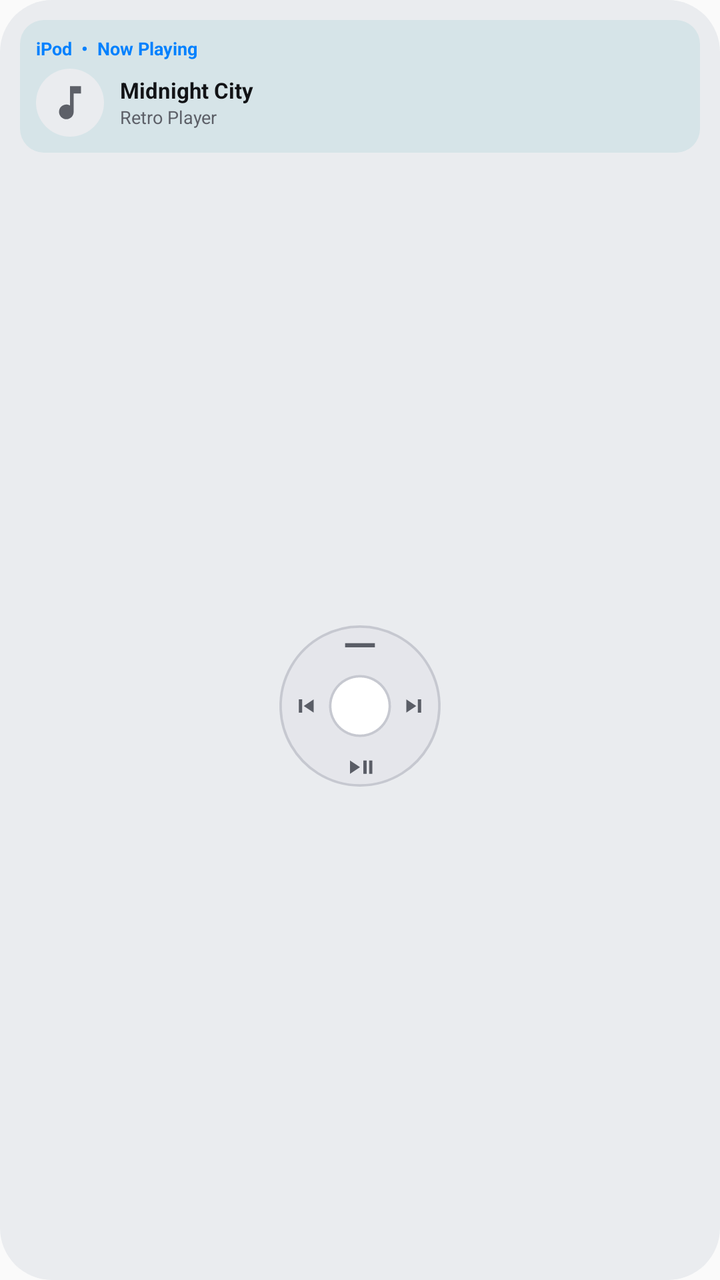
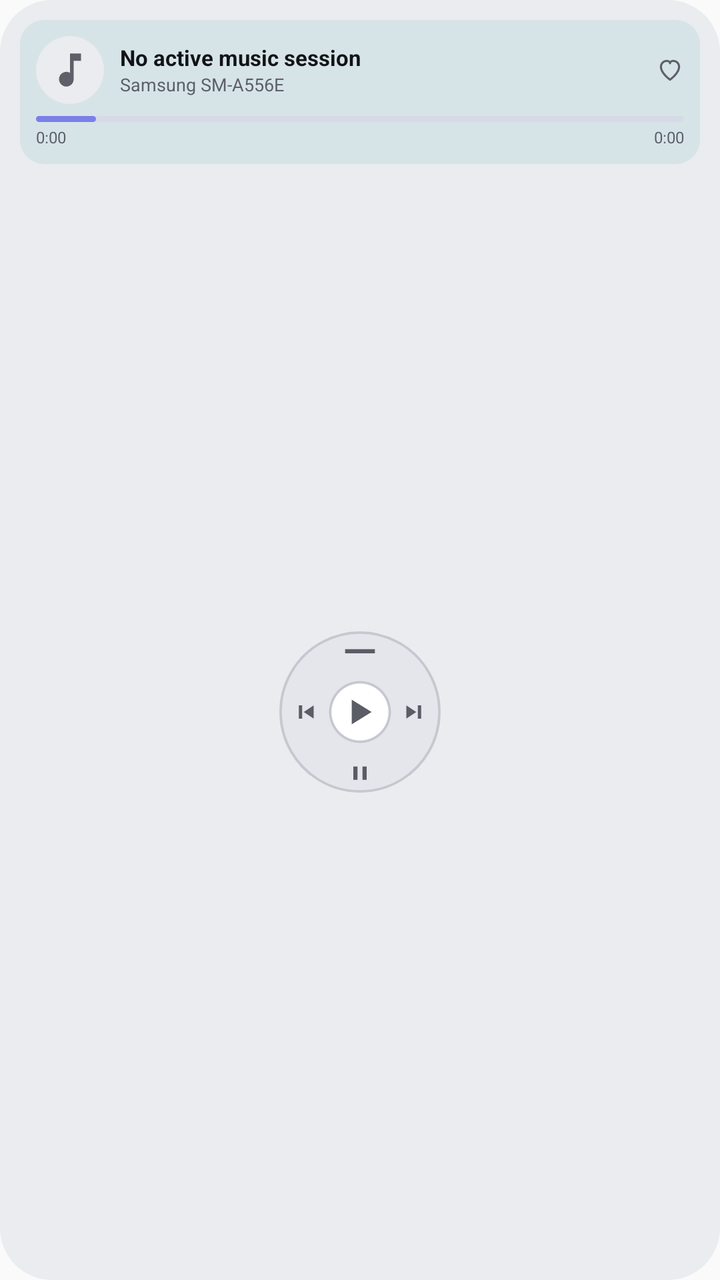

Before-and-after screenshots of an Android layout around one commit, followed by the original layout XML and the change that was made.
<!-- AndroidManifest.xml: application theme Theme.OneUiExtraWidgets -->
<!-- res/layout/widget_preview_ipod.xml -->
<?xml version="1.0" encoding="utf-8"?>
<LinearLayout xmlns:android="http://schemas.android.com/apk/res/android"
    android:layout_width="match_parent"
    android:layout_height="match_parent"
    android:background="@drawable/bg_preview_ipod_shell"
    android:gravity="center_horizontal"
    android:orientation="vertical"
    android:padding="10dp">

    <LinearLayout
        android:layout_width="match_parent"
        android:layout_height="wrap_content"
        android:background="@drawable/bg_preview_ipod_lcd"
        android:orientation="vertical"
        android:padding="8dp">

        <TextView
            android:layout_width="wrap_content"
            android:layout_height="wrap_content"
            android:text="iPod  •  Now Playing"
            android:textColor="@color/oneui_preview_rain_blue"
            android:textSize="9sp"
            android:textStyle="bold" />

        <LinearLayout
            android:layout_width="match_parent"
            android:layout_height="wrap_content"
            android:layout_marginTop="4dp"
            android:gravity="center_vertical"
            android:orientation="horizontal">

            <FrameLayout
                android:layout_width="34dp"
                android:layout_height="34dp"
                android:background="@drawable/bg_preview_ipod_shell"
                android:padding="6dp">

                <ImageView
                    android:layout_width="match_parent"
                    android:layout_height="match_parent"
                    android:contentDescription="@string/widget_music_ipod_title"
                    android:src="@drawable/ic_music_note" />
            </FrameLayout>

            <LinearLayout
                android:layout_width="0dp"
                android:layout_height="wrap_content"
                android:layout_marginStart="8dp"
                android:layout_weight="1"
                android:orientation="vertical">

                <TextView
                    android:layout_width="wrap_content"
                    android:layout_height="wrap_content"
                    android:maxLines="1"
                    android:text="Midnight City"
                    android:textColor="@color/oneui_preview_ipod_text_primary"
                    android:textSize="11sp"
                    android:textStyle="bold" />

                <TextView
                    android:layout_width="wrap_content"
                    android:layout_height="wrap_content"
                    android:maxLines="1"
                    android:text="Retro Player"
                    android:textColor="@color/oneui_preview_ipod_text_secondary"
                    android:textSize="9sp" />
            </LinearLayout>
        </LinearLayout>
    </LinearLayout>

    <FrameLayout
        android:layout_width="match_parent"
        android:layout_height="0dp"
        android:layout_weight="1" />

    <ImageView
        android:layout_width="86dp"
        android:layout_height="86dp"
        android:contentDescription="@string/widget_music_ipod_title"
        android:src="@drawable/ic_preview_ipod_wheel" />

    <FrameLayout
        android:layout_width="match_parent"
        android:layout_height="0dp"
        android:layout_weight="1" />
</LinearLayout>
<!-- resources referenced by this layout -->
<resources>
  <color name="oneui_preview_ipod_text_primary">#FF121316</color>
  <color name="oneui_preview_ipod_text_secondary">#FF5D6068</color>
  <color name="oneui_preview_rain_blue">#FF0381FE</color>
  <!-- drawable ic_preview_ipod_wheel (drawable) -->
  <?xml version="1.0" encoding="utf-8"?>
  <vector xmlns:android="http://schemas.android.com/apk/res/android"
      android:width="104dp"
      android:height="104dp"
      android:viewportWidth="104"
      android:viewportHeight="104">
      
      <path
          android:fillColor="@color/oneui_preview_ipod_wheel_fill"
          android:strokeColor="@color/oneui_preview_ipod_wheel_stroke"
          android:strokeWidth="1.5"
          android:pathData="M52,4 A48,48 0 1,1 51.99,4 Z" />
      
      <path
          android:fillColor="@color/oneui_preview_ipod_wheel_center"
          android:strokeColor="@color/oneui_preview_ipod_wheel_stroke"
          android:strokeWidth="1.5"
          android:pathData="M52,34 A18,18 0 1,1 51.99,34 Z" />
      
      <path
          android:fillColor="@color/oneui_preview_ipod_wheel_label"
          android:pathData="M43,14 H61 V16.5 H43 Z" />
      
      <path
          android:fillColor="@color/oneui_preview_ipod_wheel_label"
          android:pathData="M15,48 H17 V56 H15 Z M24,48 L18,52 L24,56 Z" />
      
      <path
          android:fillColor="@color/oneui_preview_ipod_wheel_label"
          android:pathData="M87,48 H89 V56 H87 Z M80,48 L86,52 L80,56 Z" />
      
      <path
          android:fillColor="@color/oneui_preview_ipod_wheel_label"
          android:pathData="M46,85 L52,89 L46,93 Z M54,85 H56 V93 H54 Z M57.5,85 H59.5 V93 H57.5 Z" />
  </vector>
  <string name="widget_music_ipod_title">Retro Music: iPod Classic</string>
  <style name="Theme.OneUiExtraWidgets" parent="Theme.AppCompat.DayNight.NoActionBar">
          <item name="android:statusBarColor">@android:color/transparent</item>
          <item name="android:navigationBarColor">@android:color/transparent</item>
      </style>
  <color name="oneui_preview_ipod_lcd">#FFD6E4E8</color>
  <color name="oneui_preview_ipod_shell">#FFEAECEF</color>
  <color name="oneui_preview_ipod_wheel_fill">#FFE5E6EB</color>
  <color name="oneui_preview_ipod_wheel_stroke">#FFC6C8D0</color>
  <color name="oneui_preview_ipod_wheel_center">#FFFFFFFF</color>
  <color name="oneui_preview_ipod_wheel_label">#FF5A5D66</color>
  <!-- unchanged entries left out for length: 3 -->
</resources>

<!-- the commit's change to res/layout/widget_preview_ipod.xml (unified diff, before → after) -->
@@ -14,18 +14,9 @@
         android:orientation="vertical"
         android:padding="8dp">
 
-        <TextView
-            android:layout_width="wrap_content"
-            android:layout_height="wrap_content"
-            android:text="iPod  •  Now Playing"
-            android:textColor="@color/oneui_preview_rain_blue"
-            android:textSize="9sp"
-            android:textStyle="bold" />
-
         <LinearLayout
             android:layout_width="match_parent"
             android:layout_height="wrap_content"
-            android:layout_marginTop="4dp"
             android:gravity="center_vertical"
             android:orientation="horizontal">
 
@@ -52,8 +43,9 @@
                 <TextView
                     android:layout_width="wrap_content"
                     android:layout_height="wrap_content"
+                    android:ellipsize="end"
                     android:maxLines="1"
-                    android:text="Midnight City"
+                    android:text="@string/music_no_track"
                     android:textColor="@color/oneui_preview_ipod_text_primary"
                     android:textSize="11sp"
                     android:textStyle="bold" />
@@ -61,11 +53,57 @@
                 <TextView
                     android:layout_width="wrap_content"
                     android:layout_height="wrap_content"
+                    android:ellipsize="end"
                     android:maxLines="1"
-                    android:text="Retro Player"
+                    android:text="Samsung SM-A556E"
                     android:textColor="@color/oneui_preview_ipod_text_secondary"
                     android:textSize="9sp" />
             </LinearLayout>
+
+            <ImageView
+                android:layout_width="14dp"
+                android:layout_height="14dp"
+                android:layout_marginStart="4dp"
+                android:contentDescription="@string/widget_music_ipod_title"
+                android:src="@drawable/ic_media_heart" />
+        </LinearLayout>
+
+        <FrameLayout
+            android:layout_width="match_parent"
+            android:layout_height="3dp"
+            android:layout_marginTop="6dp"
+            android:background="@drawable/bg_preview_ipod_progress_track">
+
+            <FrameLayout
+                android:layout_width="30dp"
+                android:layout_height="match_parent"
+                android:background="@drawable/bg_preview_ipod_progress_fill" />
+        </FrameLayout>
+
+        <LinearLayout
+            android:layout_width="match_parent"
+            android:layout_height="wrap_content"
+            android:layout_marginTop="2dp"
+            android:orientation="horizontal">
+
+            <TextView
+                android:layout_width="wrap_content"
+                android:layout_height="wrap_content"
+                android:text="0:00"
+                android:textColor="@color/oneui_preview_ipod_text_secondary"
+                android:textSize="8sp" />
+
+            <FrameLayout
+                android:layout_width="0dp"
+                android:layout_height="1dp"
+                android:layout_weight="1" />
+
+            <TextView
+                android:layout_width="wrap_content"
+                android:layout_height="wrap_content"
+                android:text="0:00"
+                android:textColor="@color/oneui_preview_ipod_text_secondary"
+                android:textSize="8sp" />
         </LinearLayout>
     </LinearLayout>
 
<!-- resource entries referenced after the edit -->
@@ -2,7 +2,35 @@
 <resources>
   <color name="oneui_preview_ipod_text_primary">#FF121316</color>
   <color name="oneui_preview_ipod_text_secondary">#FF5D6068</color>
-  <color name="oneui_preview_rain_blue">#FF0381FE</color>
+  <!-- drawable bg_preview_ipod_progress_fill (drawable) -->
+  <?xml version="1.0" encoding="utf-8"?>
+  <shape xmlns:android="http://schemas.android.com/apk/res/android"
+      android:shape="rectangle">
+      <solid android:color="@color/oneui_preview_ipod_accent" />
+      <corners android:radius="2dp" />
+  </shape>
+  <!-- drawable bg_preview_ipod_progress_track (drawable) -->
+  <?xml version="1.0" encoding="utf-8"?>
+  <shape xmlns:android="http://schemas.android.com/apk/res/android"
+      android:shape="rectangle">
+      <solid android:color="@color/oneui_preview_ipod_progress_track" />
+      <corners android:radius="2dp" />
+  </shape>
+  <!-- drawable ic_media_heart (drawable) -->
+  <?xml version="1.0" encoding="utf-8"?>
+  <vector xmlns:android="http://schemas.android.com/apk/res/android"
+      android:width="20dp"
+      android:height="20dp"
+      android:viewportWidth="24"
+      android:viewportHeight="24">
+      <path
+          android:fillColor="@android:color/transparent"
+          android:pathData="M12,20.3C12,20.3 4.2,14.8 4.2,9.2C4.2,6.4 6.4,4.2 9.1,4.2C10.6,4.2 12,5 12,6.2C12,5 13.4,4.2 14.9,4.2C17.6,4.2 19.8,6.4 19.8,9.2C19.8,14.8 12,20.3 12,20.3Z"
+          android:strokeColor="@color/oneui_preview_ipod_text_secondary"
+          android:strokeLineCap="round"
+          android:strokeLineJoin="round"
+          android:strokeWidth="1.8" />
+  </vector>
   <!-- drawable ic_preview_ipod_wheel (drawable) -->
   <?xml version="1.0" encoding="utf-8"?>
   <vector xmlns:android="http://schemas.android.com/apk/res/android"
@@ -25,6 +53,10 @@
       
       <path
           android:fillColor="@color/oneui_preview_ipod_wheel_label"
+          android:pathData="M47,44.5 L59,52 L47,59.5 Z" />
+      
+      <path
+          android:fillColor="@color/oneui_preview_ipod_wheel_label"
           android:pathData="M43,14 H61 V16.5 H43 Z" />
       
       <path
@@ -37,14 +69,17 @@
       
       <path
           android:fillColor="@color/oneui_preview_ipod_wheel_label"
-          android:pathData="M46,85 L52,89 L46,93 Z M54,85 H56 V93 H54 Z M57.5,85 H59.5 V93 H57.5 Z" />
+          android:pathData="M48,85 H50.5 V93 H48 Z M53.5,85 H56 V93 H53.5 Z" />
   </vector>
+  <string name="music_no_track">No active music session</string>
   <string name="widget_music_ipod_title">Retro Music: iPod Classic</string>
   <style name="Theme.OneUiExtraWidgets" parent="Theme.AppCompat.DayNight.NoActionBar">
           <item name="android:statusBarColor">@android:color/transparent</item>
           <item name="android:navigationBarColor">@android:color/transparent</item>
       </style>
   <color name="oneui_preview_ipod_lcd">#FFD6E4E8</color>
+  <color name="oneui_preview_ipod_accent">#FF7B7FE8</color>
+  <color name="oneui_preview_ipod_progress_track">#FFD6DAE6</color>
   <color name="oneui_preview_ipod_shell">#FFEAECEF</color>
   <color name="oneui_preview_ipod_wheel_fill">#FFE5E6EB</color>
   <color name="oneui_preview_ipod_wheel_stroke">#FFC6C8D0</color>
